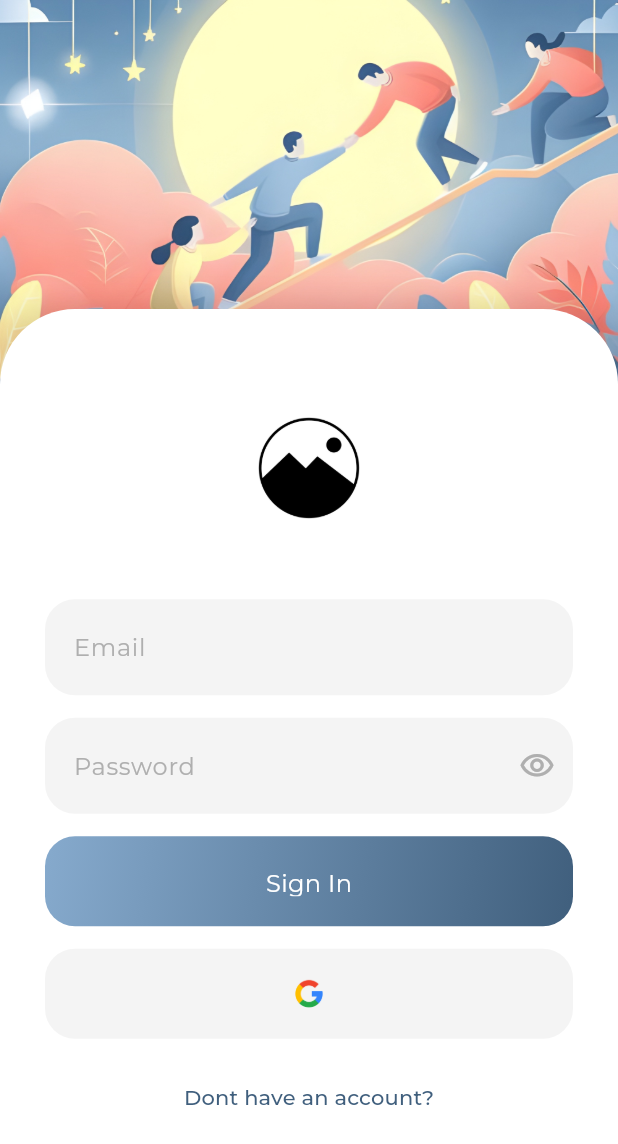
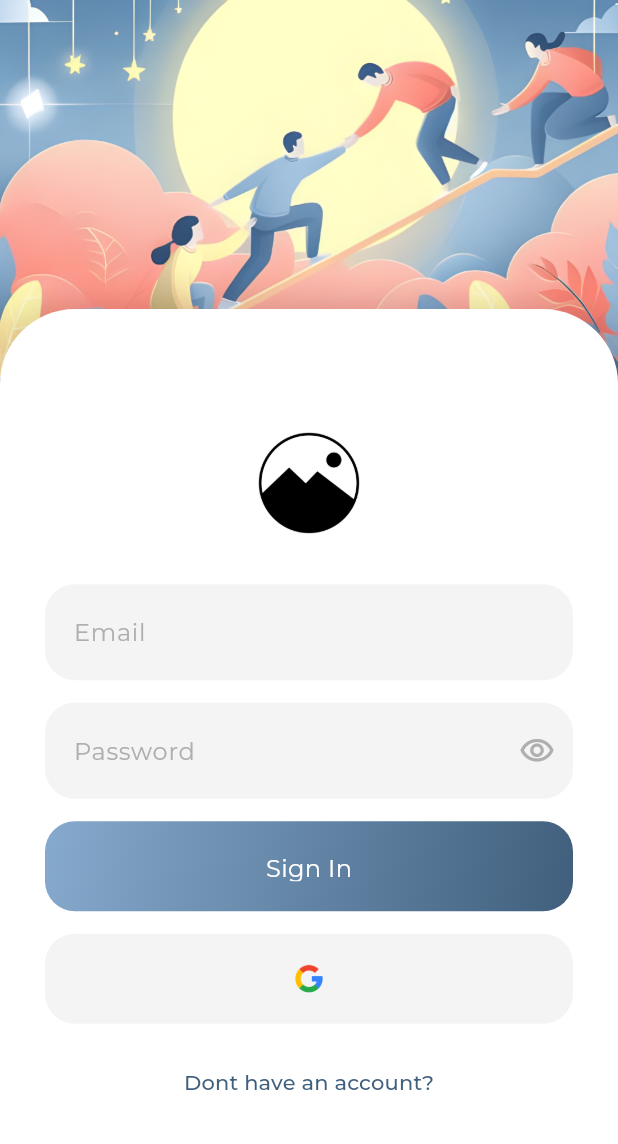
Before and after one commit to nmuncal/CMSC-23-Project-Group3, a Flutter app: the screen it shows after launch, after a tap on "Sign In", after a tap on "Dont have an account?", on a phone screen of 412 x 824 dp. Shown: the top 1144 px of the screen. Run offline on Flutter 3.47's test engine with Material 3 defaults, Android fonts, the phone set to English and light mode, and no system bars; our stand-ins replace firebase_core, google_fonts; accounts and stored records are empty; generated files the repository leaves out were written again.

Commit message:
docs: added code documentation

```diff
--- a/lib/main.dart
+++ b/lib/main.dart
@@ -27,7 +27,6 @@ Future<void> main() async {
 class MyApp extends StatelessWidget {
   const MyApp({super.key});
 
-  // This widget is the root of your application.
   @override
   Widget build(BuildContext context) {
     return MaterialApp(
--- a/lib/pages/signin_page.dart
+++ b/lib/pages/signin_page.dart
@@ -1,5 +1,5 @@
 import 'package:flutter/material.dart';
-import 'package:cmsc_23_project_group3/styles.dart';
+import 'package:cmsc_23_project_group3/styles.dart';    // Uses the styles class to make reusable widgets/components
 
 class SignInPage extends StatefulWidget {
   const SignInPage({super.key});
@@ -12,10 +12,10 @@ class _SignInPageState extends State<SignInPage> {
   @override
   Widget build(BuildContext context) {
     return Scaffold(
-      body: Stack(
+      body: Stack(      // Places them in a stack so that the white container sits on top of the background image
         children: [
           Container(
-            decoration: const BoxDecoration(
+            decoration: const BoxDecoration(      // Background image on the top of the screen
               image: DecorationImage(
                 image: AssetImage('lib/assets/bg_login.png'),
                 fit: BoxFit.cover,
@@ -24,13 +24,13 @@ class _SignInPageState extends State<SignInPage> {
           ),
           Align(
             alignment: Alignment.bottomCenter,
-            child: SingleChildScrollView(
+            child: SingleChildScrollView(       // White rounded rectangle where the fields are placed
               child: Column(
                 children: [
                   Container(
                     padding: const EdgeInsets.symmetric(horizontal: 30),
                     alignment: Alignment.center,
-                    height: MediaQuery.of(context).size.height * 0.75, // Adjust the height as needed
+                    height: MediaQuery.of(context).size.height * 0.75,
                     decoration: BoxDecoration(
                       color: Colors.white,
                       borderRadius: const BorderRadius.only(
@@ -39,14 +39,14 @@ class _SignInPageState extends State<SignInPage> {
                       ),
                       boxShadow: [
                         BoxShadow(
-                          color: Colors.black.withOpacity(0.10), // Fixed opacity usage
+                          color: Colors.black.withOpacity(0.10),
                           spreadRadius: 10,
                           blurRadius: 15,
-                          offset: const Offset(0, 5), // Vertical shadow position
+                          offset: const Offset(0, 5),
                         )
                       ],
                     ),
-                    child: signInField(), // Updated method name to follow Dart naming conventions
+                    child: signInField(),     // Contains the Sign In fields
                   ),
                 ],
               ),
@@ -61,36 +61,32 @@ class _SignInPageState extends State<SignInPage> {
   final GlobalKey<FormState> _formKey = GlobalKey<FormState>();
 
   Widget signInField() {
-    return Form(
+    return Form(      // SIGN IN FORM
       key: _formKey,
       child: Column(
         mainAxisAlignment: MainAxisAlignment.center,
         children: [
 
+          // Logo area
           SizedBox(
             height: 75,
             child: Image.asset('lib/assets/logo.png')
           ),
 
 
-          const SizedBox(height: 50),
-
+          // Textfields/Buttons
+          const SizedBox(height: 30),
           emailField(),
-
+          const SizedBox(height: 15),
+          passwordField(),
+          const SizedBox(height: 15),
+          signInButton(),
           const SizedBox(height: 15),
 
-          passwordField(),
 
+          // Google SignIn area, and Sign Up
+          googleSignInButton(),
           const SizedBox(height: 15),
-
-          signInButton(),
-
-          const SizedBox(height: 15),
-
-          googleSignInButton(),
-
-          const SizedBox(height: 15),
-
           textToSignUp()
         ],
       )
@@ -99,7 +95,7 @@ class _SignInPageState extends State<SignInPage> {
 
   Widget emailField() {
     return TextFormField(
-      decoration: Styles.textFieldStyle('Email'),
+      decoration: Styles.textFieldStyle('Email'),   // Use the builder from styles.dart
     );
   }
 
@@ -115,7 +111,7 @@ class _SignInPageState extends State<SignInPage> {
             _obscureText ? Icons.visibility_outlined : Icons.visibility_off_outlined,
             color: Styles.darkerGray,
           ),
-          onPressed: () {
+          onPressed: () {       // Hiding and showing password
             setState(() {
               _obscureText = !_obscureText;
             });
@@ -125,23 +121,23 @@ class _SignInPageState extends State<SignInPage> {
     );
   }
 
-
+  // Indicates whether buttons should show a circular loading
   bool _signInPressed = false;
   bool _googleSignInPressed = false;
 
-  void resetSignInLoading() {
+  void resetSignInLoading() {   // Turns back button to initial state (non-loading)
     setState(() {
-          _signInPressed = false;
-          _googleSignInPressed = false;
+      _signInPressed = false;
+      _googleSignInPressed = false;
     });
   }
 
   Widget signInButton() {
     return GestureDetector(
-      child: Styles.gradientButtonBuilder('Sign In', isPressed: _signInPressed),
+      child: Styles.gradientButtonBuilder('Sign In', isPressed: _signInPressed),  // Use gradientButtonBuilder from styles.dart
       onTap: () {
         setState(() {
-          _googleSignInPressed = false;
+          _googleSignInPressed = false;   // After pressing, sign in button shows a circular loading indicator
           _signInPressed = true;
         });
 
@@ -156,7 +152,7 @@ class _SignInPageState extends State<SignInPage> {
       child: Styles.iconButtonBuilder('lib/assets/ico_google.png', isPressed: _googleSignInPressed),
       onTap: () {
         setState(() {
-          _signInPressed = false;
+          _signInPressed = false;   // After pressing, google button shows a circular loading indicator
           _googleSignInPressed = true;
         });
 
--- a/lib/styles.dart
+++ b/lib/styles.dart
@@ -8,7 +8,7 @@ class Styles{
   static BorderRadius rounded = BorderRadius.circular(20);
 
 
-  static InputDecoration textFieldStyle (hintText) => InputDecoration(
+  static InputDecoration textFieldStyle (hintText) => InputDecoration(    // Style for text form field
       hintText: hintText,
       hintStyle: TextStyle(color: darkerGray),
       filled: true,
@@ -26,7 +26,7 @@ class Styles{
       ),
   );
 
-  static Widget gradientButtonBuilder(String buttonText, {bool isPressed = false}) {
+  static Widget gradientButtonBuilder(String buttonText, {bool isPressed = false}) {    // Makes a gradient button
     return AnimatedContainer(
       alignment: Alignment.center,
       duration: const Duration(milliseconds: 1000),
@@ -35,7 +35,7 @@ class Styles{
         borderRadius: BorderRadius.circular(20),
         gradient: isPressed
             ? LinearGradient(
-                colors: [mainBlue, lightestBlue], // Swap colors for animation
+                colors: [mainBlue, lightestBlue],
                 begin: Alignment.topLeft,
                 end: Alignment.bottomRight,
               )
@@ -70,7 +70,7 @@ class Styles{
     );
   }
 
-  static Widget iconButtonBuilder(String imagePath, {bool isPressed = false}) {
+  static Widget iconButtonBuilder(String imagePath, {bool isPressed = false}) {   // Makes an icon button
     return AnimatedContainer(
       alignment: Alignment.center,
       duration: const Duration(milliseconds: 1000),
```
